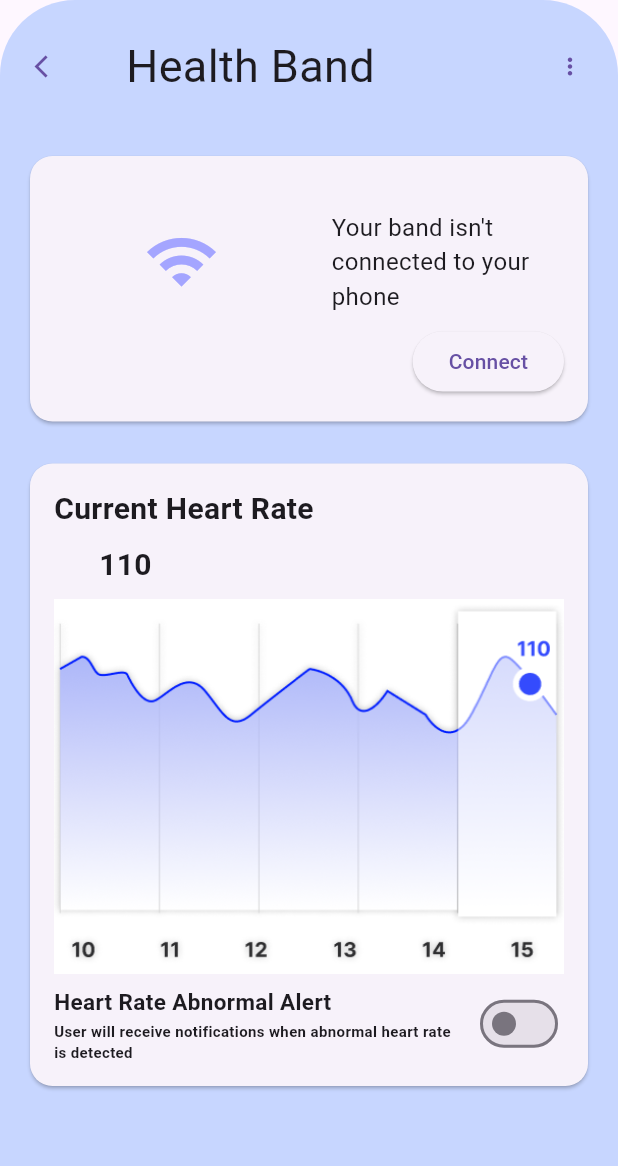
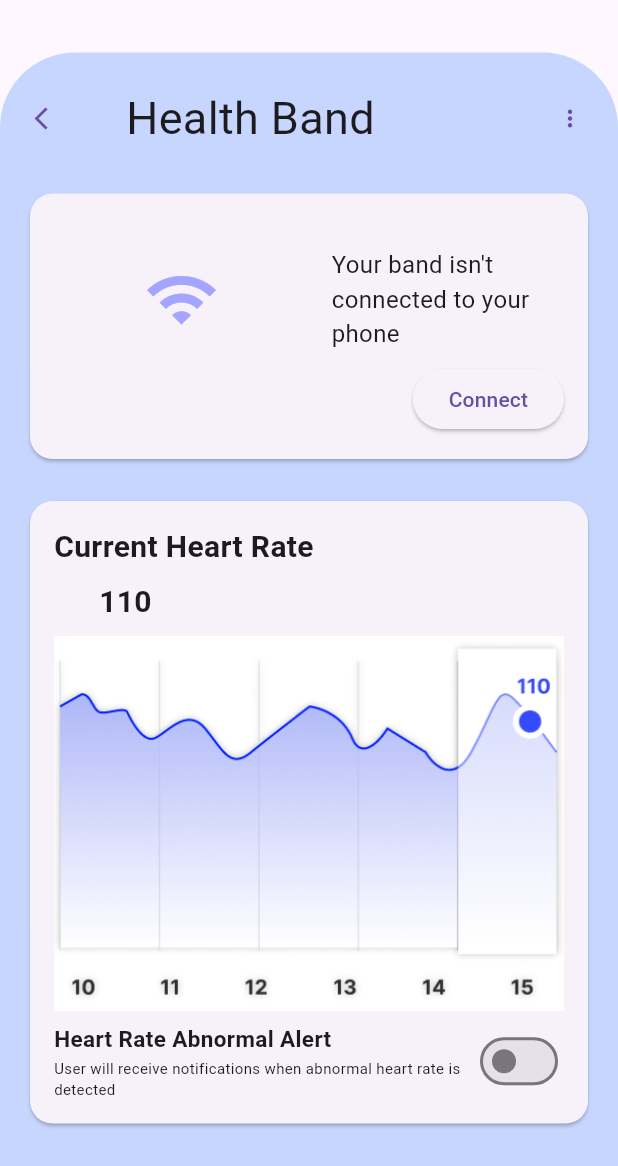
Before and after one commit to skooi928/vitalhealth, a Flutter app: the Healthband screen opened directly, on a phone screen of 412 x 824 dp. Shown: the top 1166 px of the screen. Run offline on Flutter 3.47's test engine with Material 3 defaults, Android fonts, the phone set to English and light mode, and no system bars; our stand-ins replace firebase_auth, firebase_core, google_sign_in, shared_preferences; accounts and stored records are empty.

Commit message:
Minor changes to the ui of healthband

```diff
--- a/lib/healthband.dart
+++ b/lib/healthband.dart
@@ -11,6 +11,8 @@ class Healthband extends StatelessWidget {
         children: [
           // Rounded Edge Background
           Container(
+            margin:
+                const EdgeInsets.only(top: 35.0), // Set the top margin to 35
             decoration: const BoxDecoration(
               color: Color.fromARGB(174, 174, 199, 255),
               borderRadius: BorderRadius.only(
@@ -18,7 +20,9 @@ class Healthband extends StatelessWidget {
                 topRight: Radius.circular(50.0),
               ),
             ),
-            height: 1000.0, // Adjust the height to your preference
+            height: MediaQuery.of(context)
+                .size
+                .height, // Set height to screen height
             child: Column(
               children: [
                 const SizedBox(height: 20.0), // Add spacing from the top
@@ -63,7 +67,7 @@ class Healthband extends StatelessWidget {
           Padding(
             padding: const EdgeInsets.only(
                 top:
-                    100.0), // Adjust the top padding to overlap with background
+                    125.0), // Adjust the top padding to overlap with background
             child: ListView(
               padding: const EdgeInsets.symmetric(horizontal: 16.0),
               children: const [
@@ -220,7 +224,8 @@ class CustomCardTwoState extends State<CustomCardTwo> {
                       Text(
                         'User will receive notifications when abnormal heart rate is detected',
                         style: TextStyle(
-                            fontSize: 10.0, fontWeight: FontWeight.bold),
+                          fontSize: 10.0,
+                        ),
                         softWrap: true, // Wrap text if needed
                       ),
                     ],
```
